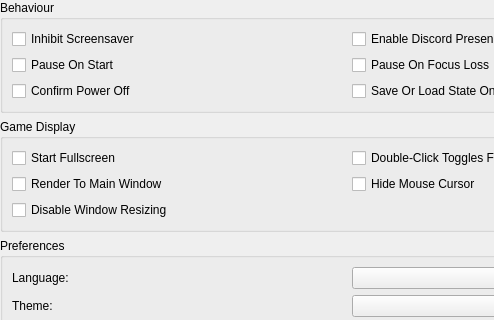
PCSX2/pcsx2, file pcsx2-qt/Settings/InterfaceSettingsWidget.ui: the form before one commit; both pictures show x 0 to 494 and y 0 to 320 of the 698 by 740 pixel window.
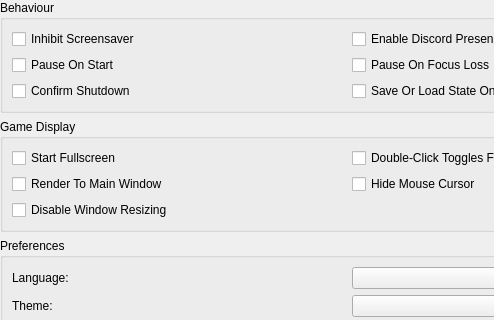
The form after the commit.

Commit message: Qt: Implement CTRL+C and confirm shutdown

```diff
--- a/pcsx2-qt/Settings/InterfaceSettingsWidget.ui
+++ b/pcsx2-qt/Settings/InterfaceSettingsWidget.ui
@@ -63,7 +63,7 @@
       <item row="3" column="0">
        <widget class="QCheckBox" name="confirmPowerOff">
         <property name="text">
-         <string>Confirm Power Off</string>
+         <string>Confirm Shutdown</string>
         </property>
        </widget>
       </item>
```
Left out of the diff: 2 changed lines with no effect on the pictures. The commit also changes 7 other files.
